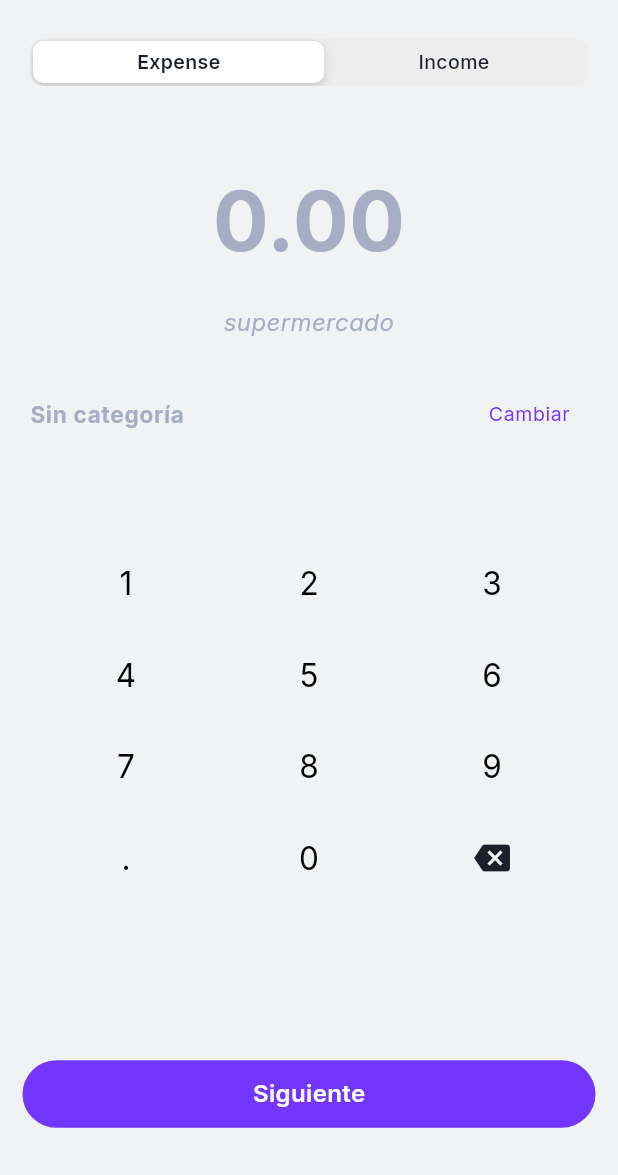
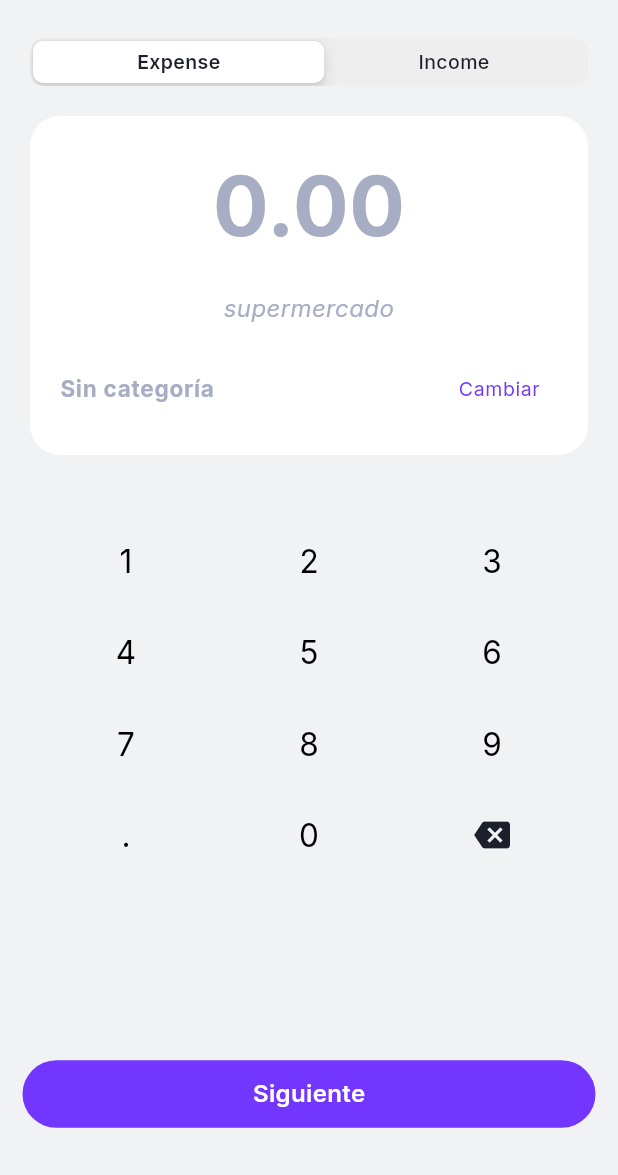
Before and after one commit to miguelrcuesta/NETO, a Flutter app: the TransactionAmountCreatePage screen opened directly, on a phone screen of 412 x 824 dp, the part 61-1236 px from its top. Run offline on Flutter 3.47's test engine with Material 3 defaults, Android fonts, the light colour scheme and no system bars; our stand-ins replace cloud_firestore, firebase_core, flutter_animate, google_fonts, google_nav_bar, rxdart and 1 more; accounts and stored records are empty.

Commit message:
Mejoras UI crear movimiento

```diff
--- a/neto_app/lib/pages/transactions/create/transaction_create_amount_page.dart
+++ b/neto_app/lib/pages/transactions/create/transaction_create_amount_page.dart
@@ -32,6 +32,7 @@ class _TransactionAmountCreatePageState
   TextEditingController descriptionTransactiontextController =
       TextEditingController();
   String? descripcion;
+  final _formKey = GlobalKey<FormState>();
 
   //#####################################################################################
   //VARIABLES
@@ -200,13 +201,26 @@ class _TransactionAmountCreatePageState
           child: Container(
             constraints: const BoxConstraints(maxWidth: 800),
             padding: const EdgeInsets.symmetric(horizontal: 20.0),
+            child: Form(
+              key: _formKey,
               child: Column(
-              mainAxisAlignment: MainAxisAlignment.start,
+                mainAxisAlignment: MainAxisAlignment.spaceBetween,
                 crossAxisAlignment: CrossAxisAlignment.center,
                 children: [
                   const SizedBox(height: AppDimensions.spacingSmall),
                   _typetransaction(colorScheme, myTabs),
-                const SizedBox(height: AppDimensions.spacingExtraLarge),
+                  const SizedBox(height: AppDimensions.spacingMedium),
+                  Container(
+                    padding: EdgeInsets.all(20.0),
+                    decoration: decorationContainer(
+                      context: context,
+                      colorFilled: colorScheme.primaryContainer,
+                      radius: 20,
+                    ),
+                    child: Column(
+                      mainAxisAlignment: MainAxisAlignment.center,
+                      crossAxisAlignment: CrossAxisAlignment.center,
+                      children: [
                         _amount(
                           formattedAmount,
                           textTheme,
@@ -217,12 +231,16 @@ class _TransactionAmountCreatePageState
                         _descriptionamount(textTheme, colorScheme),
                         const SizedBox(height: AppDimensions.spacingSmall),
                         _geminiCategory(textTheme, colorScheme),
-                const SizedBox(height: AppDimensions.spacingExtraLarge),
+                      ],
+                    ),
+                  ),
+                  const SizedBox(height: AppDimensions.spacingLarge),
                   TransactionKeyBoardWidget(
                     initialAmount: amountString,
                     onAmountChange: _updateAmount,
                   ),
                 ],
+              ),
             ),
           ),
         ),
@@ -239,6 +257,7 @@ class _TransactionAmountCreatePageState
           child: StandarButton(
             radius: 200,
             onPressed: () async {
+              if (_formKey.currentState?.validate() ?? false) {
                 debugPrint(
                   'StandarButton pressed on TransactionAmountCreatePage',
                 );
@@ -252,9 +271,6 @@ class _TransactionAmountCreatePageState
                   type: transactionType,
                 );
 
-              // Show details page as a nested Cupertino modal so the whole
-              // flow (amount -> details) is presented as stacked sheets
-              // (works smoothly even when this page itself is shown as a modal).
                 await showCupertinoModalPopup<void>(
                   context: context,
                   builder: (context) {
@@ -273,6 +289,7 @@ class _TransactionAmountCreatePageState
                     );
                   },
                 );
+              }
             },
             text: "Siguiente",
           ),
@@ -634,6 +651,12 @@ class _TransactionAmountCreatePageState
           color: colorScheme.onSurfaceVariant,
         ),
         colorFocusBorder: Colors.transparent,
+        validator: (value) {
+          if (value == null || value.trim().isEmpty) {
+            return 'La descripción es obligatoria';
+          }
+          return null;
+        },
       ),
     );
   }
--- a/neto_app/lib/pages/transactions/create/transaction_create_details_page.dart
+++ b/neto_app/lib/pages/transactions/create/transaction_create_details_page.dart
@@ -138,7 +138,10 @@ class _TransactionCreateDetailsPageState
               newTransaction: updatedTransactionModel,
             );
             if (!context.mounted) return;
-            Navigator.popUntil(context, (route) => route.isFirst);
+            Navigator.of(
+              context,
+              rootNavigator: true,
+            ).popUntil((route) => route.isFirst);
           },
           text: "Siguiente",
         ),
--- a/neto_app/lib/widgets/app_fields.dart
+++ b/neto_app/lib/widgets/app_fields.dart
@@ -15,7 +15,10 @@ OutlineInputBorder outlineInputBorder({
 }) {
   return OutlineInputBorder(
     borderRadius: BorderRadius.all(Radius.circular(radius ?? 10)),
-    borderSide: BorderSide(width: borderWidth ?? 0.0, color: colorBorder ?? Colors.transparent),
+    borderSide: BorderSide(
+      width: borderWidth ?? 0.0,
+      color: colorBorder ?? Colors.transparent,
+    ),
   );
 }
 
@@ -31,7 +34,10 @@ BoxDecoration? decorationContainer({
   return BoxDecoration(
     borderRadius: BorderRadius.all(Radius.circular(radius ?? 0)),
     color: colorFilled ?? colorScheme.surfaceBright,
-    border: Border.all(color: colorBorder ?? Colors.transparent, width: borderWidth ?? 0),
+    border: Border.all(
+      color: colorBorder ?? Colors.transparent,
+      width: borderWidth ?? 0,
+    ),
     boxShadow: boxShadow,
   );
 }
@@ -136,10 +142,12 @@ class StandarTextField extends StatelessWidget {
         contentPadding: paddingContent,
         labelText: labelText,
         labelStyle:
-            labelStyle ?? textTheme.bodyMedium!.copyWith(color: colorScheme.onSurfaceVariant),
+            labelStyle ??
+            textTheme.bodyMedium!.copyWith(color: colorScheme.onSurfaceVariant),
         hintText: hintText,
         hintStyle:
-            textHintStyle ?? textTheme.bodyMedium!.copyWith(color: colorScheme.onSurfaceVariant),
+            textHintStyle ??
+            textTheme.bodyMedium!.copyWith(color: colorScheme.onSurfaceVariant),
 
         prefixIcon: prefixIcon,
         suffixIcon: suffixIcon,
@@ -150,7 +158,9 @@ class StandarTextField extends StatelessWidget {
                 child: Text(
                   prefix ?? "",
                   softWrap: true,
-                  style: textTheme.bodyMedium!.copyWith(color: colorScheme.onSurfaceVariant),
+                  style: textTheme.bodyMedium!.copyWith(
+                    color: colorScheme.onSurfaceVariant,
+                  ),
                 ),
               )
             : null,
@@ -162,7 +172,9 @@ class StandarTextField extends StatelessWidget {
                 child: Text(
                   sufix ?? "",
                   softWrap: true,
-                  style: textTheme.bodyMedium!.copyWith(color: colorScheme.onSurfaceVariant),
+                  style: textTheme.bodyMedium!.copyWith(
+                    color: colorScheme.onSurfaceVariant,
+                  ),
                 ),
               )
             : null,
@@ -297,38 +309,24 @@ class SmallTextField extends StatelessWidget {
           fontStyle: FontStyle.italic,
         ),
 
-        border: outlineInputBorder(
-          context: context,
-          colorBorder: Colors.transparent,
-          borderWidth: 1,
-          radius: 5,
+        // Use bottom-only underline borders so only the bottom edge is visible
+        border: UnderlineInputBorder(
+          borderSide: BorderSide(color: Colors.transparent, width: 1),
         ),
-        enabledBorder: outlineInputBorder(
-          context: context,
-
-          colorBorder: Colors.transparent,
-          borderWidth: 1,
-          radius: 5,
+        enabledBorder: UnderlineInputBorder(
+          borderSide: BorderSide(color: Colors.transparent, width: 1),
         ),
-        focusedBorder: outlineInputBorder(
-          context: context,
-          colorBorder: colorFocusBorder ?? colorScheme.primary,
-          borderWidth: 1.5,
-          radius: 5,
+        focusedBorder: UnderlineInputBorder(
+          borderSide: BorderSide(
+            color: colorFocusBorder ?? colorScheme.primary,
+            width: 1.5,
+          ),
         ),
-        errorBorder: outlineInputBorder(
-          context: context,
-
-          colorBorder: Colors.transparent,
-          borderWidth: 1,
-          radius: 5,
+        errorBorder: UnderlineInputBorder(
+          borderSide: BorderSide(color: Colors.red.shade700, width: 1),
         ),
-        disabledBorder: outlineInputBorder(
-          context: context,
-
-          colorBorder: Colors.transparent,
-          borderWidth: 1,
-          radius: 5,
+        disabledBorder: UnderlineInputBorder(
+          borderSide: BorderSide(color: Colors.transparent, width: 1),
         ),
       ),
     );
```
Also changed, not shown: neto_app/lib/pages/reports/read/reports_read_page.dart (+1 -8 lines), neto_app/lib/pages/transactions/read/transaction_read_page.dart (+1 -19 lines), neto_app/lib/pages/transactions/read/transactions_read_page.dart (+8 -2 lines). Lines whose indentation alone changed are shown as unchanged.
